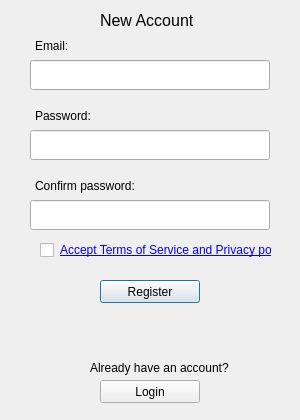
The window that pCloud/registerwindow.ui (pcloudcom/pfs-gui) describes before a commit, drawn with Qt 5.
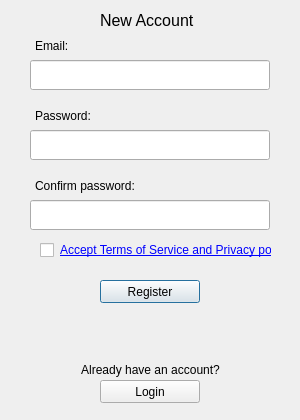
The same window after the commit.

The edit to the form file:
```diff
--- a/pCloud/registerwindow.ui
+++ b/pCloud/registerwindow.ui
@@ -171,15 +171,18 @@
    <widget class="QLabel" name="label_6">
     <property name="geometry">
      <rect>
-      <x>90</x>
+      <x>10</x>
       <y>360</y>
-      <width>141</width>
-      <height>16</height>
+      <width>281</width>
+      <height>20</height>
      </rect>
     </property>
     <property name="text">
      <string>Already have an account?</string>
     </property>
+    <property name="alignment">
+     <set>Qt::AlignCenter</set>
+    </property>
    </widget>
    <widget class="QPushButton" name="loginButton">
     <property name="geometry">
```
